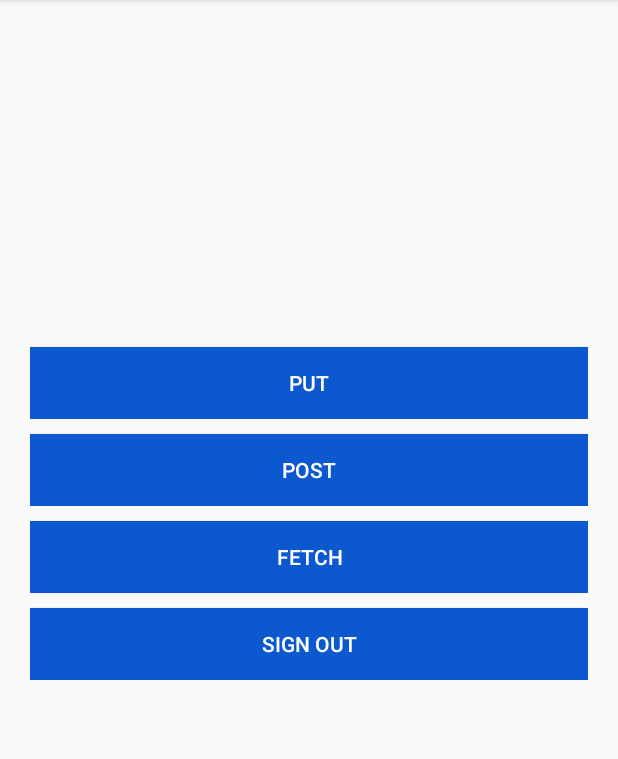
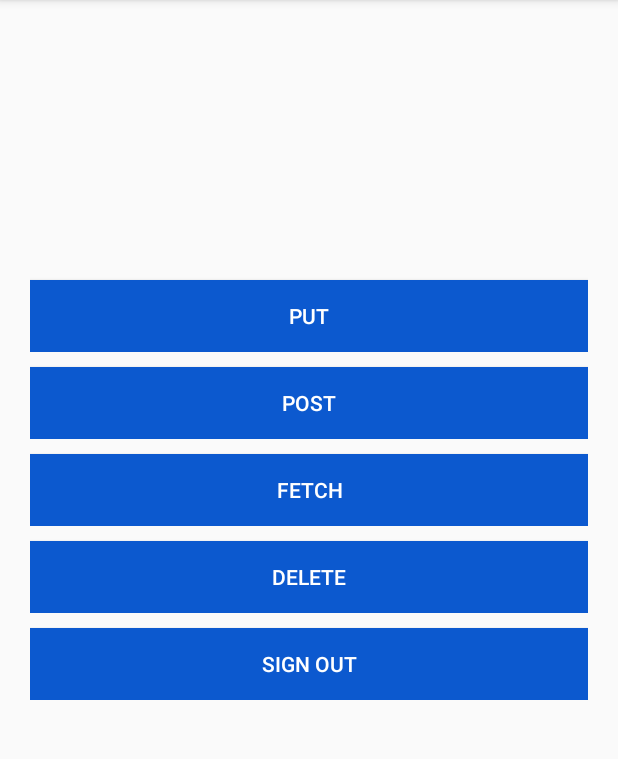
Before and after one commit to JHiggins26/FamilyConnectApp-1, an Android app: the UserMainArea screen opened directly, with no data from a screen before it, on a phone screen of 412 x 824 dp, the part 84-843 px from its top. Run offline under Robolectric (Android 15) with nearby library versions, the phone set to English and light mode, and no system bars; our stand-ins replace Volley; pictures from the network do not load.

Commit message:
Basic GET POST PUT DELETE Working

```diff
--- a/app/src/main/res/layout/activity_usermainarea.xml
+++ b/app/src/main/res/layout/activity_usermainarea.xml
@@ -67,7 +67,7 @@
             android:id="@+id/put_button"
             android:layout_width="match_parent"
             android:layout_height="wrap_content"
-            android:layout_marginTop="120dp"
+            android:layout_marginTop="75dp"
             android:layout_marginLeft="0dp"
             android:background="#0c59cf"
             android:text="Put"
@@ -113,6 +113,25 @@
 
     </LinearLayout>
 
+    <LinearLayout
+        android:layout_width="match_parent"
+        android:layout_height="wrap_content"
+        android:layout_marginLeft="20dp"
+        android:layout_marginRight="20dp"
+        android:orientation="horizontal">
+
+        <Button
+            android:id="@+id/delete_button"
+            android:layout_width="match_parent"
+            android:layout_height="wrap_content"
+            android:layout_marginTop="10dp"
+            android:layout_marginLeft="0dp"
+            android:background="#0c59cf"
+            android:text="Delete"
+            android:textColor="#ffffff" />
+
+    </LinearLayout>
+
 
     <LinearLayout
         android:layout_width="match_parent"
```
Also changed, not shown: app/src/main/java/familyconnect/familyconnect/UserMainArea.java (+121 -37 lines).
